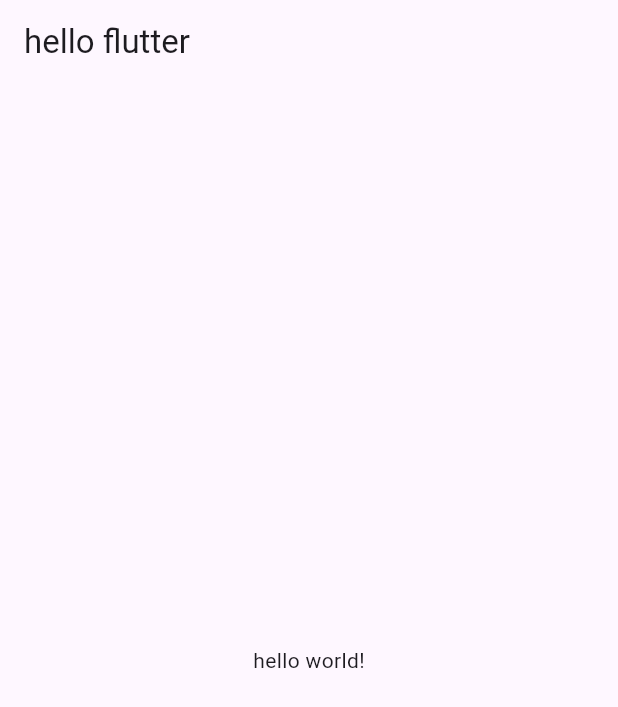
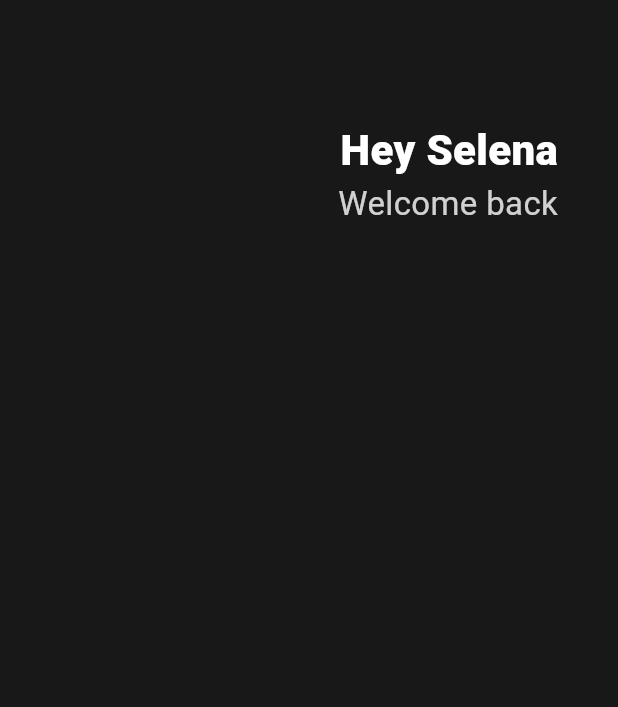
Before and after one commit to wakeupmakeup/flutter_study, a Flutter app: the screen it shows after launch, on a phone screen of 412 x 824 dp. Shown: the top 707 px of the screen. Run offline on Flutter 3.47's test engine with Material 3 defaults, Android fonts, the phone set to English and light mode, and no system bars.

Commit message:
[ADD] header

```diff
--- a/lib/main.dart
+++ b/lib/main.dart
@@ -1,63 +1,6 @@
 import 'package:flutter/material.dart';
 
-/* flutter는 모든 것이 다 class라고 봐도 된다.
-그래서 객체 지향에 편해져야한다.
-
-지금 하고 있는 것 처럼 위젯을 사용할 때마다. 클래스를 인스턴스화 한다.
-그렇기 때문에 항상 new를 써줄 필요가 없다.
-
-생성자라는 것을 봐보자. (dart를 안다고 가정하에 진행)
-
-먼저 Player라는 class를 만든다.
-메인 함수 위에 클래스를 만들고 메인 함수 안에는 만든 클래스를 이용하게끔 만든다.
-이때 Player 클래스를 만들때 이름을 보내주게 만들었다.
-
-먼저 이 클래스에서 name에 대해 기본값을 주지 않을 것이다. 그러면 어떻게 할까?
-this를 사용하면 된다.
-
-// class Player {
-//   //String name = 'tk';
-
-//   String name;
-//   Player(this.name);
-// }
-
-this.name이 의미하는 것은 main함수에 있는 Player()안에 이름을 써주면 this.name안에 적었던 이름을 넣어준다.
-
- 이 방식은 Text 에서 볼 수 있는 구조임. 그러니까 밑에서 완성 코드에 보이는 Text('어쩌고')이런 것과 똑같은 구조다.
-
- 또 다른 방식은 named parameter라는 방식이다.
- 이 방식은 아래 최종 코드에서 보여지는 appBar, home, body 같은 것을 말한다.
- 이 방식은 아래에서 클래스를 만들어 this를 사용하는 방식과는 다르게 사용한다.
- 이 방식을 사용하는 이유는 class의 파라미터가 많을때는 이 방식을 사용한다.
- 파라미터의 순서를 잊어버리기 쉬워서 이렇게 한다.
-
- 사용 방법은 이렇게 한다.
-
-// class Player {
-//   String name;
-
-//   Player({required this.name});
-// }
-
-// void main() {
-//   var tk = Player(name:'안녕하세요');
-//   tk.name; //안녕하세요
-//   runApp(App());
-// }
-
-override되어 있는 클래스에 있는 것을 이렇게 해서 가져다가 쓰는 것임.
-
-*/
-
-class Player {
-  String name;
-  Player({required this.name});
-}
-
 void main() {
-  var tk = Player(name: "안녕하세요");
-  tk.name; //안녕하세요
   runApp(App());
 }
 
@@ -67,11 +10,60 @@ class App extends StatelessWidget {
   Widget build(BuildContext context) {
     return MaterialApp(
       home: Scaffold(
-        appBar: AppBar(
-          title: Text('hello flutter'),
-        ),
-        body: Center(
-          child: Text('hello world!'),
+        // 색상 정보를 쓸때 Colors.색상.색조
+        //커스텀 컬러
+        backgroundColor: Color(0xFF181818),
+
+        // Colum은 하나의 child만 가지지 않음 대신 children이라는 List가 존재함.
+        // 여기서 row는 한 섹션을 말함. 강의를 보면 한 Row에 하나의 텍스트와 또 하나의 텍스트가 있음.
+        // 다른걸 올리기 위해선 Column을 사용해야한다.
+        // 즉, Row하나를 만들고 텍스트가 들어있는 2개의 Colume을 만든다.
+        body: Padding(
+          // padding에서 required하고 있는데 타입을 보면 EdgeInsetsGeometry타입을 요구하고 있다.
+          // 이럴때는 아래와 같이 입력한다.
+
+          // all이라는 것은 상하좌우를 뜻한다.
+          // 상하좌우 하나만 하고 싶을때는 only를 쓴다.
+          // padding: EdgeInsets.all(10),
+
+          // 이것은 가로 세로를 뜻한다.
+          padding: EdgeInsets.symmetric(horizontal: 40),
+          child: Column(
+            children: [
+              SizedBox(
+                height: 80,
+              ),
+              // 보면 알겠지만 Row도 children List가 있어야 한다.
+              // Row나 Colume 모두 children List가 있어야 한다고 생각하자.
+              // 마지막에 콤마를 꼭 기억해라
+              Row(
+                // 수평방향
+                mainAxisAlignment: MainAxisAlignment.end,
+                children: [
+                  Column(
+                    // 수평방향 (오른쪽 정렬))
+                    crossAxisAlignment: CrossAxisAlignment.end,
+                    children: [
+                      Text(
+                        'Hey Selena',
+                        style: TextStyle(
+                            color: Colors.white,
+                            fontSize: 28,
+                            fontWeight: FontWeight.w800),
+                      ),
+                      Text(
+                        'Welcome back',
+                        style: TextStyle(
+                          color: Colors.white.withOpacity(0.8),
+                          fontSize: 22,
+                        ),
+                      ),
+                    ],
+                  ),
+                ],
+              ),
+            ],
+          ),
         ),
       ),
     );
```
Also changed, not shown: 1 other file.
